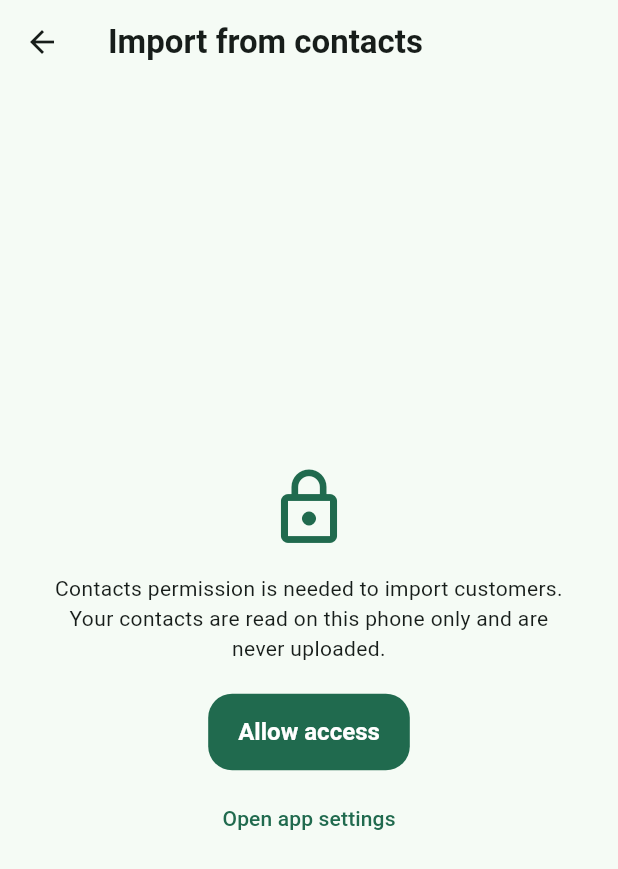
After one commit to Arbaazkapz/businessos, a Flutter app: the AddEditCustomerScreen screen opened directly, after a tap on "Import from contacts", on a phone screen of 412 x 824 dp. The commit adds this screen. Shown: the top 869 px of the screen. Run offline on Flutter 3.47's test engine with Material 3 defaults, Android fonts, the light colour scheme and no system bars; our stand-ins replace drift, file_picker, flutter_riverpod, flutter_secure_storage, google_sign_in, local_auth and 4 more; missing offline and left inert: cryptography, encrypt, sqlite3; accounts and stored records are empty; generated files the repository leaves out were written again.

Commit message:
Add files via upload

```diff
--- a/lib/data/repositories.dart
+++ b/lib/data/repositories.dart
@@ -773,7 +773,8 @@ class BackupRepository {
 
   Future<File> exportEncrypted({required String passphrase}) =>
       _exclusive(() async {
-        if (passphrase.trim().length < 10) {
+        // Empty = no passphrase (built-in key); otherwise at least 10 chars.
+        if (passphrase.trim().isNotEmpty && passphrase.trim().length < 10) {
           throw const FormatException(
             'Use a backup passphrase of at least 10 characters.',
           );
--- /dev/null
+++ b/lib/services/device_contacts.dart
@@ -0,0 +1,41 @@
+import 'package:flutter/services.dart';
+
+/// A contact read from the phone's address book.
+class PhoneContact {
+  const PhoneContact({required this.name, required this.phone});
+  final String name;
+
+  /// First phone number of the contact, exactly as stored (may be empty).
+  final String phone;
+}
+
+/// Thin wrapper over the native "shophisab/contacts" channel (MainActivity).
+class DeviceContacts {
+  DeviceContacts._();
+  static const _channel = MethodChannel('shophisab/contacts');
+
+  static Future<bool> hasPermission() async =>
+      await _channel.invokeMethod<bool>('hasPermission') ?? false;
+
+  static Future<bool> requestPermission() async =>
+      await _channel.invokeMethod<bool>('requestPermission') ?? false;
+
+  static Future<void> openAppSettings() async {
+    await _channel.invokeMethod<bool>('openSettings');
+  }
+
+  static Future<List<PhoneContact>> load() async {
+    final raw = await _channel.invokeMethod<List<dynamic>>('getContacts');
+    final out = <PhoneContact>[];
+    for (final item in raw ?? const <dynamic>[]) {
+      final map = item as Map<dynamic, dynamic>;
+      out.add(
+        PhoneContact(
+          name: (map['name'] ?? '').toString(),
+          phone: (map['phone'] ?? '').toString(),
+        ),
+      );
+    }
+    return out;
+  }
+}
--- a/lib/ui/screens/customers/add_edit_customer_screen.dart
+++ b/lib/ui/screens/customers/add_edit_customer_screen.dart
@@ -7,6 +7,7 @@ import 'package:flutter_riverpod/flutter_riverpod.dart';
 import '../../../data/app_database.dart';
 import '../../../providers/app_providers.dart';
 import '../../widgets/common_widgets.dart';
+import 'contact_import_screen.dart';
 
 class AddEditCustomerScreen extends ConsumerStatefulWidget {
   const AddEditCustomerScreen({super.key, this.existing});
@@ -103,6 +104,15 @@ class _AddEditCustomerScreenState extends ConsumerState<AddEditCustomerScreen> {
     }
   }
 
+  Future<void> _importFromContacts() async {
+    final imported = await Navigator.push<int>(
+      context,
+      MaterialPageRoute(builder: (_) => const ContactImportScreen()),
+    );
+    // Contacts were saved as customers: this form is no longer needed.
+    if (imported != null && imported > 0 && mounted) Navigator.pop(context);
+  }
+
   @override
   Widget build(BuildContext context) {
     return Scaffold(
@@ -114,6 +124,17 @@ class _AddEditCustomerScreenState extends ConsumerState<AddEditCustomerScreen> {
         child: ListView(
           padding: const EdgeInsets.fromLTRB(20, 20, 20, 60),
           children: [
+            if (!_isEditing) ...[
+              OutlinedButton.icon(
+                onPressed: _saving ? null : _importFromContacts,
+                icon: const Icon(Icons.contacts_outlined),
+                label: const Text('Import from contacts'),
+                style: OutlinedButton.styleFrom(
+                  minimumSize: const Size.fromHeight(48),
+                ),
+              ),
+              const SizedBox(height: 16),
+            ],
             TextFormField(
               controller: _nameCtrl,
               decoration: const InputDecoration(labelText: 'Full name *'),
@@ -128,8 +149,9 @@ class _AddEditCustomerScreenState extends ConsumerState<AddEditCustomerScreen> {
               validator: (v) => AppValidation.phone(v),
               inputFormatters: [PhoneInputFormatter()],
               decoration: const InputDecoration(
-                labelText: 'Phone number',
-                helperText: 'India: 10 digits. International: +country code.',
+                labelText: 'Phone number (optional)',
+                helperText:
+                    'Not required. India: 10 digits. International: +country code.',
               ),
               keyboardType: TextInputType.phone,
             ),
--- /dev/null
+++ b/lib/ui/screens/customers/contact_import_screen.dart
@@ -0,0 +1,332 @@
+import 'package:flutter/material.dart';
+import 'package:flutter_riverpod/flutter_riverpod.dart';
+
+import '../../../core/validation.dart';
+import '../../../providers/app_providers.dart';
+import '../../../services/device_contacts.dart';
+
+enum _Stage { loading, denied, ready, importing, error }
+
+/// Lets the owner pick contacts from the phone's address book and saves the
+/// selected ones as customers. Pops with the number of customers added.
+class ContactImportScreen extends ConsumerStatefulWidget {
+  const ContactImportScreen({super.key});
+
+  @override
+  ConsumerState<ContactImportScreen> createState() =>
+      _ContactImportScreenState();
+}
+
+class _ContactImportScreenState extends ConsumerState<ContactImportScreen> {
+  _Stage _stage = _Stage.loading;
+  List<PhoneContact> _contacts = const [];
+  final Set<int> _selected = {};
+  String _query = '';
+
+  @override
+  void initState() {
+    super.initState();
+    _start();
+  }
+
+  Future<void> _start() async {
+    setState(() => _stage = _Stage.loading);
+    try {
+      var ok = await DeviceContacts.hasPermission();
+      if (!ok) ok = await DeviceContacts.requestPermission();
+      if (!mounted) return;
+      if (!ok) {
+        setState(() => _stage = _Stage.denied);
+        return;
+      }
+      final list = await DeviceContacts.load();
+      if (!mounted) return;
+      setState(() {
+        _contacts = list;
+        _stage = _Stage.ready;
+      });
+    } catch (_) {
+      if (mounted) setState(() => _stage = _Stage.error);
+    }
+  }
+
+  // ----------------------------------------------------------- cleaning
+
+  /// Keeps letters, spaces and . ' - (what the customer form accepts).
+  static String _cleanName(String raw) {
+    var s = raw.replaceAll(
+      RegExp(r"[^\p{L}\p{M} .'\u2019\-]", unicode: true),
+      ' ',
+    );
+    s = s.replaceAll(RegExp(r'\s+'), ' ').trim();
+    s = s.replaceFirst(RegExp(r'^[^\p{L}]+', unicode: true), '');
+    if (s.length > 80) s = s.substring(0, 80).trim();
+    return s;
+  }
+
+  static String _cleanPhone(String raw) {
+    var s = raw.replaceAll(RegExp(r'[^0-9+]'), '');
+    if (s.startsWith('00')) s = '+${s.substring(2)}';
+    if (!s.startsWith('+')) {
+      if (s.length == 11 && s.startsWith('0')) {
+        s = s.substring(1);
+      } else if (s.length == 12 && s.startsWith('91')) {
+        s = '+$s';
+      }
+    }
+    return s;
+  }
+
+  static String _phoneKey(String phone) {
+    final digits = phone.replaceAll(RegExp(r'[^0-9]'), '');
+    return digits.length > 10 ? digits.substring(digits.length - 10) : digits;
+  }
+
+  // ------------------------------------------------------------- import
+
+  Future<void> _import() async {
+    if (_selected.isEmpty || _stage != _Stage.ready) return;
+    setState(() => _stage = _Stage.importing);
+    final repo = ref.read(customerRepositoryProvider);
+    final messenger = ScaffoldMessenger.of(context);
+    var added = 0, duplicates = 0, skipped = 0, withoutPhone = 0;
+    try {
+      final existing = await ref.read(customersProvider.future);
+      final phoneKeys = <String>{};
+      final nameKeys = <String>{};
+      for (final c in existing) {
+        if (c.phone.isNotEmpty) phoneKeys.add(_phoneKey(c.phone));
+        nameKeys.add(c.name.trim().toLowerCase());
+      }
+      final indexes = _selected.toList()..sort();
+      for (final i in indexes) {
+        final contact = _contacts[i];
+        final name = _cleanName(contact.name);
+        if (name.length < 2) {
+          skipped++;
+          continue;
+        }
+        var phone = _cleanPhone(contact.phone);
+        var notes = '';
+        if (phone.isNotEmpty && AppValidation.phone(phone) != null) {
+          // Keep the original number in the notes instead of losing it.
+          notes = 'Phone in contacts: ${contact.phone.trim()}';
+          phone = '';
+          withoutPhone++;
+        }
+        final isDuplicate = phone.isNotEmpty
+            ? phoneKeys.contains(_phoneKey(phone))
+            : nameKeys.contains(name.toLowerCase());
+        if (isDuplicate) {
+          duplicates++;
+          continue;
+        }
+        try {
+          await repo.create(name: name, phone: phone, notes: notes);
+          added++;
+          if (phone.isNotEmpty) phoneKeys.add(_phoneKey(phone));
+          nameKeys.add(name.toLowerCase());
+        } catch (_) {
+          skipped++;
+        }
+      }
+    } catch (e) {
+      if (mounted) {
+        setState(() => _stage = _Stage.ready);
+        messenger.showSnackBar(
+          const SnackBar(content: Text('Import failed. Please try again.')),
+        );
+      }
+      return;
+    }
+    final parts = <String>[
+      'Imported $added ${added == 1 ? 'customer' : 'customers'}',
+      if (duplicates > 0) '$duplicates already existed',
+      if (withoutPhone > 0) '$withoutPhone saved without a valid phone',
+      if (skipped > 0) '$skipped skipped',
+    ];
+    messenger.showSnackBar(SnackBar(content: Text(parts.join(' · '))));
+    if (!mounted) return;
+    if (added > 0) {
+      Navigator.pop(context, added);
+    } else {
+      setState(() {
+        _selected.clear();
+        _stage = _Stage.ready;
+      });
+    }
+  }
+
+  // ----------------------------------------------------------------- UI
+
+  List<int> get _visible {
+    final q = _query.trim().toLowerCase();
+    final qDigits = q.replaceAll(RegExp(r'[^0-9]'), '');
+    final out = <int>[];
+    for (var i = 0; i < _contacts.length; i++) {
+      final c = _contacts[i];
+      if (q.isEmpty ||
+          c.name.toLowerCase().contains(q) ||
+          (qDigits.isNotEmpty &&
+              c.phone.replaceAll(RegExp(r'[^0-9]'), '').contains(qDigits))) {
+        out.add(i);
+      }
+    }
+    return out;
+  }
+
+  Widget _message(IconData icon, String text, List<Widget> actions) => Center(
+        child: Padding(
+          padding: const EdgeInsets.all(28),
+          child: Column(
+            mainAxisSize: MainAxisSize.min,
+            children: [
+              Icon(icon, size: 56, color: Theme.of(context).colorScheme.primary),
+              const SizedBox(height: 16),
+              Text(text, textAlign: TextAlign.center),
+              const SizedBox(height: 20),
+              ...actions,
+            ],
+          ),
+        ),
+      );
+
+  @override
+  Widget build(BuildContext context) {
+    final visible = _stage == _Stage.ready ? _visible : const <int>[];
+    final allVisibleSelected =
+        visible.isNotEmpty && visible.every(_selected.contains);
+
+    Widget body;
+    switch (_stage) {
+      case _Stage.loading:
+      case _Stage.importing:
+        body = Center(
+          child: Column(
+            mainAxisSize: MainAxisSize.min,
+            children: [
+              const CircularProgressIndicator(),
+              const SizedBox(height: 16),
+              Text(
+                _stage == _Stage.importing
+                    ? 'Importing customers…'
+                    : 'Reading contacts…',
+              ),
+            ],
+          ),
+        );
+      case _Stage.denied:
+        body = _message(
+          Icons.lock_outline,
+          'Contacts permission is needed to import customers. Your contacts are read on this phone only and are never uploaded.',
+          [
+            FilledButton(
+              onPressed: _start,
+              child: const Text('Allow access'),
+            ),
+            const SizedBox(height: 8),
+            TextButton(
+              onPressed: DeviceContacts.openAppSettings,
+              child: const Text('Open app settings'),
+            ),
+          ],
+        );
+      case _Stage.error:
+        body = _message(
+          Icons.error_outline,
+          'Could not read your contacts.',
+          [FilledButton(onPressed: _start, child: const Text('Try again'))],
+        );
+      case _Stage.ready:
+        body = Column(
+          children: [
+            Padding(
+              padding: const EdgeInsets.fromLTRB(16, 8, 16, 4),
+              child: TextField(
+                decoration: const InputDecoration(
+                  hintText: 'Search contacts',
+                  prefixIcon: Icon(Icons.search),
+                ),
+                onChanged: (v) => setState(() => _query = v),
+              ),
+            ),
+            Padding(
+              padding: const EdgeInsets.symmetric(horizontal: 8),
+              child: Row(
+                children: [
+                  TextButton(
+                    onPressed: visible.isEmpty
+                        ? null
+                        : () => setState(() {
+                              if (allVisibleSelected) {
+                                _selected.removeAll(visible);
+                              } else {
+                                _selected.addAll(visible);
+                              }
+                            }),
+                    child: Text(
+                      allVisibleSelected
+                          ? 'Clear selection'
+                          : 'Select all (${visible.length})',
+                    ),
+                  ),
+                  const Spacer(),
+                  Text('${_selected.length} selected'),
+                  const SizedBox(width: 8),
+                ],
+              ),
+            ),
+            Expanded(
+              child: visible.isEmpty
+                  ? const Center(child: Text('No contacts found'))
+                  : ListView.builder(
+                      itemCount: visible.length,
+                      itemBuilder: (context, row) {
+                        final i = visible[row];
+                        final c = _contacts[i];
+                        return CheckboxListTile(
+                          value: _selected.contains(i),
+                          onChanged: (v) => setState(() {
+                            if (v == true) {
+                              _selected.add(i);
+                            } else {
+                              _selected.remove(i);
+                            }
+                          }),
+                          title: Text(c.name),
+                          subtitle: Text(
+                            c.phone.isEmpty ? 'No phone number' : c.phone,
+                          ),
+                        );
+                      },
+                    ),
+            ),
+          ],
+        );
+    }
+
+    return Scaffold(
+      appBar: AppBar(title: const Text('Import from contacts')),
+      body: body,
+      bottomNavigationBar: _stage == _Stage.ready
+          ? SafeArea(
+              child: Padding(
+                padding: const EdgeInsets.fromLTRB(16, 8, 16, 12),
+                child: FilledButton.icon(
+                  onPressed: _selected.isEmpty ? null : _import,
+                  icon: const Icon(Icons.person_add_alt_1),
+                  label: Text(
+                    _selected.isEmpty
+                        ? 'Select contacts to import'
+                        : 'Import ${_selected.length} ${_selected.length == 1 ? 'customer' : 'customers'}',
+                  ),
+                  style: FilledButton.styleFrom(
+                    minimumSize: const Size.fromHeight(52),
+                  ),
+                ),
+              ),
+            )
+          : null,
+    );
+  }
+}
```
Also changed, not shown: lib/services/backup_codec.dart (+14 -3 lines), lib/ui/screens/invoices/create_invoice_screen.dart (+55 -8 lines), lib/ui/screens/settings/settings_screens.dart (+86 -40 lines), 2 other files.
